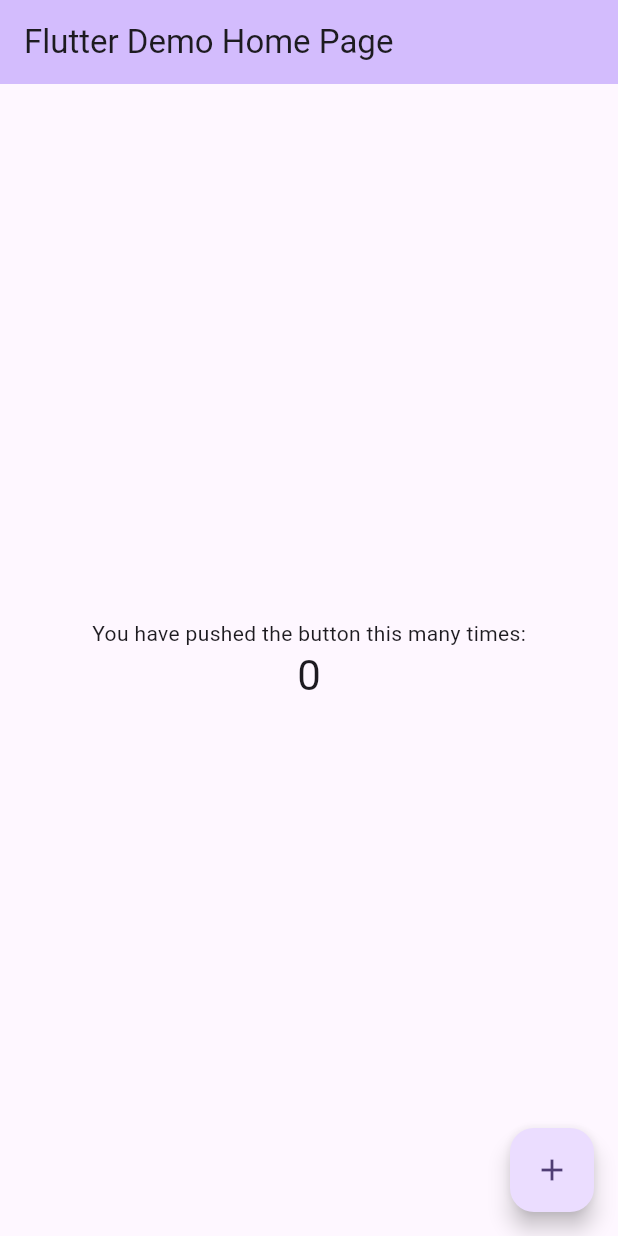
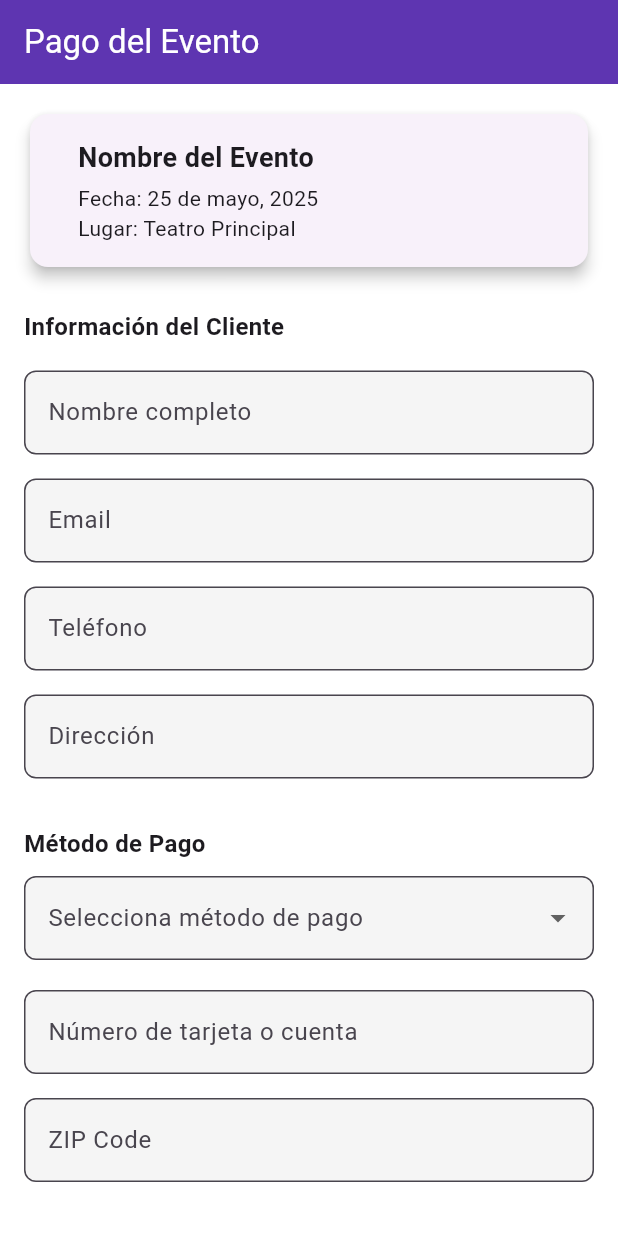
Before and after one commit to JevDev2304/yourTicket, a Flutter app: the screen it shows after launch, on a phone screen of 412 x 824 dp. Run offline on Flutter 3.47's test engine with Material 3 defaults, Android fonts, the phone set to English and light mode, and no system bars.

Commit message:
Ajustes en PaymentPage y confirmación de compras

```diff
--- a/lib/main.dart
+++ b/lib/main.dart
@@ -1,4 +1,8 @@
 import 'package:flutter/material.dart';
+import 'payment_page.dart';
+import 'my_purchases_page.dart';
+import 'payment_confirmation_page.dart';
+
 
 void main() {
   runApp(const MyApp());
@@ -7,116 +11,40 @@ void main() {
 class MyApp extends StatelessWidget {
   const MyApp({super.key});
 
-  // This widget is the root of your application.
   @override
   Widget build(BuildContext context) {
     return MaterialApp(
-      title: 'Flutter Demo',
+      title: 'YourTicket',
       theme: ThemeData(
-        // This is the theme of your application.
-        //
-        // TRY THIS: Try running your application with "flutter run". You'll see
-        // the application has a purple toolbar. Then, without quitting the app,
-        // try changing the seedColor in the colorScheme below to Colors.green
-        // and then invoke "hot reload" (save your changes or press the "hot
-        // reload" button in a Flutter-supported IDE, or press "r" if you used
-        // the command line to start the app).
-        //
-        // Notice that the counter didn't reset back to zero; the application
-        // state is not lost during the reload. To reset the state, use hot
-        // restart instead.
-        //
-        // This works for code too, not just values: Most code changes can be
-        // tested with just a hot reload.
-        colorScheme: ColorScheme.fromSeed(seedColor: Colors.deepPurple),
-      ),
-      home: const MyHomePage(title: 'Flutter Demo Home Page'),
+  colorScheme: ColorScheme.fromSeed(seedColor: Color(0xFF5E35B1)),
+  primaryColor: Color(0xFF5E35B1),
+  scaffoldBackgroundColor: Colors.white,
+  inputDecorationTheme: InputDecorationTheme(
+    filled: true,
+    fillColor: Color(0xFFF5F5F5),
+    border: OutlineInputBorder(
+      borderSide: BorderSide(color: Color(0xFFE0E0E0)),
+      borderRadius: BorderRadius.circular(8),
+    ),
+  ),
+  elevatedButtonTheme: ElevatedButtonThemeData(
+    style: ElevatedButton.styleFrom(
+      backgroundColor: Color(0xFF5E35B1),
+      foregroundColor: Colors.white,
+      padding: EdgeInsets.symmetric(vertical: 14, horizontal: 24),
+      shape: RoundedRectangleBorder(borderRadius: BorderRadius.circular(10)),
+    ),
+  ),
+  useMaterial3: true,
+),
+
+      debugShowCheckedModeBanner: false,
+      initialRoute: '/payment',
+      routes: {
+        '/payment': (context) => PaymentPage(),
+        '/my_purchases': (context) => const MyPurchasesPage(),
+        '/confirmation': (context) => const PaymentConfirmationPage(),
+      },
     );
   }
 }
-
-class MyHomePage extends StatefulWidget {
-  const MyHomePage({super.key, required this.title});
-
-  // This widget is the home page of your application. It is stateful, meaning
-  // that it has a State object (defined below) that contains fields that affect
-  // how it looks.
-
-  // This class is the configuration for the state. It holds the values (in this
-  // case the title) provided by the parent (in this case the App widget) and
-  // used by the build method of the State. Fields in a Widget subclass are
-  // always marked "final".
-
-  final String title;
-
-  @override
-  State<MyHomePage> createState() => _MyHomePageState();
-}
-
-class _MyHomePageState extends State<MyHomePage> {
-  int _counter = 0;
-
-  void _incrementCounter() {
-    setState(() {
-      // This call to setState tells the Flutter framework that something has
-      // changed in this State, which causes it to rerun the build method below
-      // so that the display can reflect the updated values. If we changed
-      // _counter without calling setState(), then the build method would not be
-      // called again, and so nothing would appear to happen.
-      _counter++;
-    });
-  }
-
-  @override
-  Widget build(BuildContext context) {
-    // This method is rerun every time setState is called, for instance as done
-    // by the _incrementCounter method above.
-    //
-    // The Flutter framework has been optimized to make rerunning build methods
-    // fast, so that you can just rebuild anything that needs updating rather
-    // than having to individually change instances of widgets.
-    return Scaffold(
-      appBar: AppBar(
-        // TRY THIS: Try changing the color here to a specific color (to
-        // Colors.amber, perhaps?) and trigger a hot reload to see the AppBar
-        // change color while the other colors stay the same.
-        backgroundColor: Theme.of(context).colorScheme.inversePrimary,
-        // Here we take the value from the MyHomePage object that was created by
-        // the App.build method, and use it to set our appbar title.
-        title: Text(widget.title),
-      ),
-      body: Center(
-        // Center is a layout widget. It takes a single child and positions it
-        // in the middle of the parent.
-        child: Column(
-          // Column is also a layout widget. It takes a list of children and
-          // arranges them vertically. By default, it sizes itself to fit its
-          // children horizontally, and tries to be as tall as its parent.
-          //
-          // Column has various properties to control how it sizes itself and
-          // how it positions its children. Here we use mainAxisAlignment to
-          // center the children vertically; the main axis here is the vertical
-          // axis because Columns are vertical (the cross axis would be
-          // horizontal).
-          //
-          // TRY THIS: Invoke "debug painting" (choose the "Toggle Debug Paint"
-          // action in the IDE, or press "p" in the console), to see the
-          // wireframe for each widget.
-          mainAxisAlignment: MainAxisAlignment.center,
-          children: <Widget>[
-            const Text('You have pushed the button this many times:'),
-            Text(
-              '$_counter',
-              style: Theme.of(context).textTheme.headlineMedium,
-            ),
-          ],
-        ),
-      ),
-      floatingActionButton: FloatingActionButton(
-        onPressed: _incrementCounter,
-        tooltip: 'Increment',
-        child: const Icon(Icons.add),
-      ), // This trailing comma makes auto-formatting nicer for build methods.
-    );
-  }
-}
--- /dev/null
+++ b/lib/my_purchases_page.dart
@@ -0,0 +1,29 @@
+import 'package:flutter/material.dart';
+
+class MyPurchasesPage extends StatelessWidget {
+  const MyPurchasesPage({super.key});
+
+  @override
+  Widget build(BuildContext context) {
+    final List<Map<String, String>> compras = [
+      {'evento': 'Concierto de Rock', 'fecha': '10/05/2025', 'codigo': 'TCK12345'},
+      {'evento': 'Obra de Teatro', 'fecha': '20/06/2025', 'codigo': 'TCK67890'},
+    ];
+
+    return Scaffold(
+      appBar: AppBar(title: const Text('Mis Compras')),
+      body: ListView.builder(
+        itemCount: compras.length,
+        itemBuilder: (context, index) {
+          final compra = compras[index];
+          return Card(
+            child: ListTile(
+              title: Text(compra['evento']!),
+              subtitle: Text('Fecha: ${compra['fecha']!}\nCódigo: ${compra['codigo']!}'),
+            ),
+          );
+        },
+      ),
+    );
+  }
+}
--- /dev/null
+++ b/lib/payment_page.dart
@@ -0,0 +1,115 @@
+import 'package:flutter/material.dart';
+
+class PaymentPage extends StatelessWidget {
+  PaymentPage({super.key});
+
+  final _formKey = GlobalKey<FormState>();
+
+  @override
+  Widget build(BuildContext context) {
+    return Scaffold(
+      appBar: AppBar(
+        title: const Text('Pago del Evento'),
+        backgroundColor: Theme.of(context).primaryColor,
+        foregroundColor: Colors.white,
+      ),
+      body: SingleChildScrollView(
+        padding: const EdgeInsets.all(16),
+        child: Column(
+          crossAxisAlignment: CrossAxisAlignment.start,
+          children: [
+            // DETALLES DEL EVENTO
+            Card(
+              shape: RoundedRectangleBorder(borderRadius: BorderRadius.circular(12)),
+              elevation: 4,
+              child: Padding(
+                padding: const EdgeInsets.all(16),
+                child: Row(
+                  children: [
+                    ClipRRect(
+                      borderRadius: BorderRadius.circular(8),
+                    ),
+                    const SizedBox(width: 16),
+                    Expanded(
+                      child: Column(
+                        crossAxisAlignment: CrossAxisAlignment.start,
+                        children: const [
+                          Text('Nombre del Evento',
+                              style: TextStyle(fontSize: 18, fontWeight: FontWeight.bold)),
+                          SizedBox(height: 4),
+                          Text('Fecha: 25 de mayo, 2025'),
+                          Text('Lugar: Teatro Principal'),
+                        ],
+                      ),
+                    )
+                  ],
+                ),
+              ),
+            ),
+            const SizedBox(height: 24),
+
+            const Text('Información del Cliente',
+                style: TextStyle(fontSize: 16, fontWeight: FontWeight.bold)),
+            const SizedBox(height: 10),
+
+            Form(
+              key: _formKey,
+              child: Column(
+                children: [
+                  _buildInput('Nombre completo'),
+                  _buildInput('Email', type: TextInputType.emailAddress),
+                  _buildInput('Teléfono', type: TextInputType.phone),
+                  _buildInput('Dirección'),
+                  const SizedBox(height: 24),
+                  const Align(
+                    alignment: Alignment.centerLeft,
+                    child: Text('Método de Pago',
+                        style: TextStyle(fontSize: 16, fontWeight: FontWeight.bold)),
+                  ),
+                  const SizedBox(height: 10),
+                  DropdownButtonFormField<String>(
+                    decoration: const InputDecoration(
+                      labelText: 'Selecciona método de pago',
+                    ),
+                    items: const [
+                      DropdownMenuItem(value: 'credit_card', child: Text('Tarjeta de crédito')),
+                      DropdownMenuItem(value: 'debit_card', child: Text('Tarjeta de débito')),
+                      DropdownMenuItem(value: 'pse', child: Text('PSE')),
+                    ],
+                    onChanged: (value) {},
+                  ),
+                  const SizedBox(height: 12),
+                  _buildInput('Número de tarjeta o cuenta', type: TextInputType.number),
+                  _buildInput('ZIP Code', type: TextInputType.number),
+                  const SizedBox(height: 30),
+                  SizedBox(
+                    width: double.infinity,
+                    child: ElevatedButton(
+                      onPressed: () {
+                        if (_formKey.currentState!.validate()) {
+                          Navigator.pushNamed(context, '/confirmation');
+                        }
+                      },
+                      child: const Text('Confirmar Pago'),
+                    ),
+                  )
+                ],
+              ),
+            ),
+          ],
+        ),
+      ),
+    );
+  }
+
+  Widget _buildInput(String label, {TextInputType type = TextInputType.text}) {
+    return Padding(
+      padding: const EdgeInsets.symmetric(vertical: 8),
+      child: TextFormField(
+        decoration: InputDecoration(labelText: label),
+        keyboardType: type,
+        validator: (value) => value == null || value.isEmpty ? 'Este campo es obligatorio' : null,
+      ),
+    );
+  }
+}
```
Also changed, not shown: lib/payment_confirmation_page.dart (added, +97 -0 lines).
